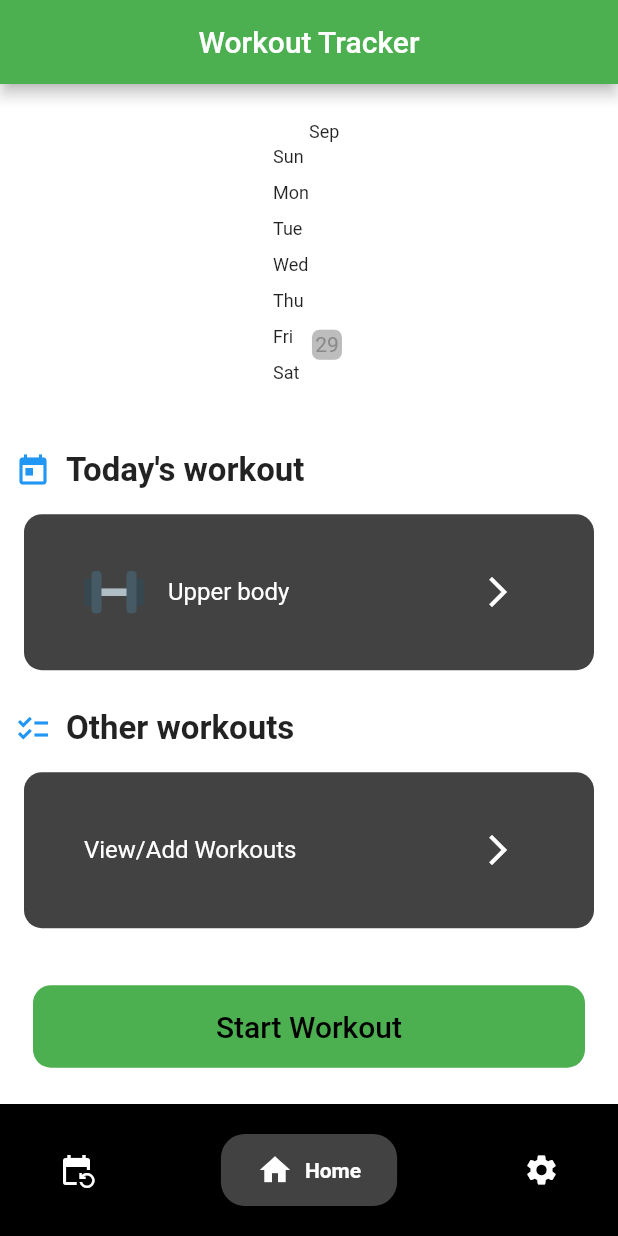
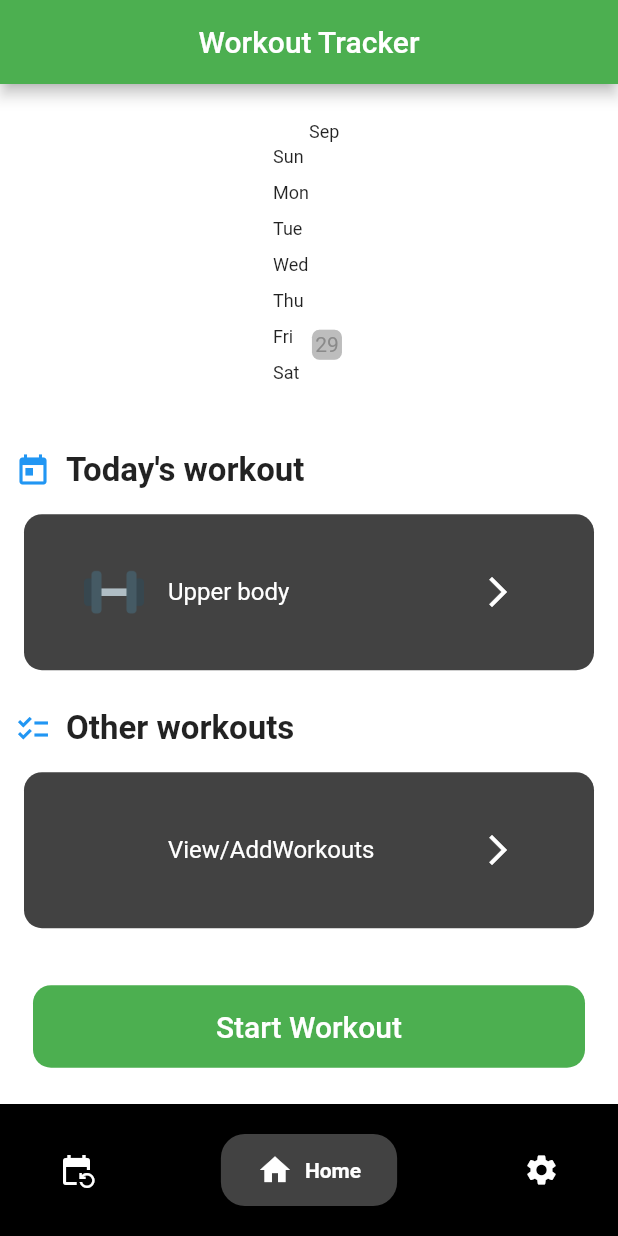
Before and after one commit to WillHAdair/WorkoutApplication, a Flutter app: the screen it shows after launch, item 2 of the bottom bar chosen, after a tap on "Start Workout", on a phone screen of 412 x 824 dp. Run offline on Flutter 3.47's test engine with Material 2 defaults, Android fonts, the phone set to English and light mode, and no system bars; drawn by our look-alikes of flutter_heatmap_calendar, flutter_slidable, google_nav_bar; our stand-ins replace flutter_colorpicker, hive, hive_flutter, table_calendar; accounts and stored records are empty.

Commit message:
Implemented UI for the Workout Tracking page

```diff
--- /dev/null
+++ b/lib/components/custom_tile.dart
@@ -0,0 +1,45 @@
+import 'package:flutter/material.dart';
+
+class CustomTile extends StatelessWidget {
+  final String text;
+  final VoidCallback onForwardPress;
+  final String? imageLocation;
+  final IconData? optionalIcon;
+
+  const CustomTile({
+    Key? key,
+    required this.text,
+    required this.onForwardPress,
+    this.imageLocation,
+    this.optionalIcon,
+  }) : super(key: key);
+
+  @override
+  Widget build(BuildContext context) {
+    return Padding(
+      padding: const EdgeInsets.all(16),
+      child: Container(
+          padding: const EdgeInsets.all(24),
+          decoration: BoxDecoration(
+            color: Colors.grey[800],
+            borderRadius: BorderRadius.circular(12),
+          ),
+          child: ListTile(
+            leading: imageLocation != null ? SizedBox(
+              height: 40,
+              child: Image.asset(imageLocation!),
+            ) : const SizedBox.shrink(),
+            title: Text(
+              text,
+              style: const TextStyle(color: Colors.white),
+            ),
+            trailing: IconButton(
+              icon: Icon(optionalIcon ?? Icons.arrow_forward_ios),
+              onPressed: onForwardPress,
+              color: Colors.white,
+            ),
+          ),
+        ),
+    );
+  }
+}
--- a/lib/components/workout_tile.dart
+++ b/lib/components/sliding_tile.dart
@@ -1,18 +1,20 @@
 import 'package:flutter/material.dart';
 import 'package:flutter_slidable/flutter_slidable.dart';
 
-class WorkoutTile extends StatelessWidget {
-  final String workoutName;
+class SlidingTile extends StatelessWidget {
+  final String text;
   final VoidCallback onForwardPress;
   final VoidCallback onSettingsPress;
   final VoidCallback onDeletePress;
+  final String? imageLocation;
 
-  const WorkoutTile({
+  const SlidingTile({
     Key? key,
-    required this.workoutName,
+    required this.text,
     required this.onForwardPress,
     required this.onSettingsPress,
     required this.onDeletePress,
+    this.imageLocation,
   }) : super(key: key);
 
   @override
@@ -44,12 +46,12 @@ class WorkoutTile extends StatelessWidget {
             borderRadius: BorderRadius.circular(12),
           ),
           child: ListTile(
-            leading: SizedBox(
+            leading: imageLocation != null ? SizedBox(
               height: 40,
-              child: Image.asset('lib/images/dumbell.png'),
-            ),
+              child: Image.asset(imageLocation!),
+            ) : const SizedBox.shrink(),
             title: Text(
-              workoutName,
+              text,
               style: const TextStyle(color: Colors.white),
             ),
             trailing: IconButton(
--- a/lib/data/workout_data.dart
+++ b/lib/data/workout_data.dart
@@ -3,6 +3,7 @@ import 'package:workout_app/data/hive_database.dart';
 import 'package:workout_app/datetime/date_timedata.dart';
 import 'package:workout_app/models/exercise.dart';
 
+import '../models/tracker.dart';
 import '../models/workout.dart';
 
 class WorkoutData extends ChangeNotifier {
@@ -27,6 +28,29 @@ class WorkoutData extends ChangeNotifier {
     ]),
   ];
 
+  List<Tracker> trackerList = [
+    Tracker(name: 'Push Pull Legs', workouts: [
+      Workout(name: "Push", exercises: [
+        Exercise(
+          name: 'Incline Press',
+          weight: '135',
+          reps: '10',
+          sets: '3',
+          isCompleted: false,
+        )
+      ]),
+      Workout(name: "Pull", exercises: [
+        Exercise(
+          name: 'Barbell row',
+          weight: '225',
+          reps: '10',
+          sets: '3',
+          isCompleted: false,
+        )
+      ])
+    ])
+  ];
+
   void initializeWorkoutList() {
     if (db.selectedKeyFound("WORKOUTS") & db.selectedKeyFound("EXERCISES")) {
       workoutList = db.readWorkouts();
@@ -39,6 +63,10 @@ class WorkoutData extends ChangeNotifier {
 
   List<Workout> getWorkoutList() {
     return workoutList;
+  }
+
+  List<Tracker> getTrackerList() {
+    return trackerList;
   }
 
   int numberOfExercisesInWorkout(String workoutName) {
--- a/lib/models/constants.dart
+++ b/lib/models/constants.dart
@@ -42,3 +42,5 @@ MaterialColor getMaterialColor(Color color) {
   };
   return MaterialColor(color.value, shades);
 }
+
+String dumbellImg = 'lib/images/dumbell.png';
--- /dev/null
+++ b/lib/models/tracker.dart
@@ -0,0 +1,11 @@
+import 'package:workout_app/models/workout.dart';
+
+class Tracker {
+  String name;
+  List<Workout> workouts;
+
+  Tracker({
+    required this.name,
+    required this.workouts,
+  });
+}
--- a/lib/pages/home_page.dart
+++ b/lib/pages/home_page.dart
@@ -1,12 +1,13 @@
 import 'package:flutter/material.dart';
-import 'package:flutter/rendering.dart';
 import 'package:provider/provider.dart';
 import 'package:workout_app/components/custom_textfield.dart';
-import 'package:workout_app/components/workout_tile.dart';
+import 'package:workout_app/components/sliding_tile.dart';
 import 'package:workout_app/data/workout_data.dart';
+import 'package:workout_app/models/constants.dart';
 import 'package:workout_app/pages/workout_page.dart';
 import 'package:workout_app/pages/workouts_page.dart';
 
+import '../components/custom_tile.dart';
 import '../components/heat_map.dart';
 import '../components/customizable_dialog.dart';
 import '../data/settings_data.dart';
@@ -191,14 +192,15 @@ class _HomePageState extends State<HomePage> {
                       style: TextStyle(fontSize: 22, fontWeight: FontWeight.bold))
                 ],
               ),
-            WorkoutTile(
-              workoutName: value.getWorkoutList()[0].name,
+            SlidingTile(
+              text: value.getWorkoutList()[0].name,
               onForwardPress: () =>
                 goToWorkoutPage(value.getWorkoutList()[0].name),
               onSettingsPress: () =>
                 onSettingsPress(value.getWorkoutList()[0].name),
               onDeletePress: () =>
                 onDeletePress(value.getWorkoutList()[0].name),
+              imageLocation: dumbellImg,
               ),
             const SizedBox(height: 10),
             const Row(
@@ -213,28 +215,10 @@ class _HomePageState extends State<HomePage> {
                     style: TextStyle(fontSize: 22, fontWeight: FontWeight.bold))
               ],
             ),
-            Padding(
-              padding: const EdgeInsets.all(16),
-              child:
-              Container(
-                padding: const EdgeInsets.all(24),
-                decoration: BoxDecoration(
-                  color: Colors.grey[800],
-                  borderRadius: BorderRadius.circular(12),
-                ),
-                child: ListTile(
-                  title: const Text(
-                    "View/Add Workouts",
-                    style: TextStyle(color: Colors.white),
-                  ),
-                  trailing: IconButton(
-                    icon: const Icon(Icons.arrow_forward_ios),
-                    onPressed: () => goToWorkoutsPage(),
-                    color: Colors.white,
-                  ),
-                ),
+            CustomTile(
+              text: 'View/AddWorkouts',
+              onForwardPress: () => goToWorkoutsPage(),
               ),
-            ),
             Padding(
               padding:const EdgeInsets.all(22),
               child: TextButton(
@@ -251,7 +235,7 @@ class _HomePageState extends State<HomePage> {
                 'Start Workout',
                 style: TextStyle(
                   fontSize: 20,
-                  color: Colors.black,
+                  color: Colors.white,
                 ),
               ),
             ),
--- a/lib/pages/nav_bar.dart
+++ b/lib/pages/nav_bar.dart
@@ -2,6 +2,7 @@ import 'package:flutter/material.dart';
 import 'package:google_nav_bar/google_nav_bar.dart';
 import 'package:workout_app/pages/home_page.dart';
 import 'package:workout_app/pages/settings_page.dart';
+import 'package:workout_app/pages/tracker_page.dart';
 
 class BottomNavigation extends StatefulWidget {
   const BottomNavigation({Key? key}) : super(key: key);
@@ -37,7 +38,7 @@ class _BottomNavigationState extends State<BottomNavigation> {
           });
         },
         children: const [
-          Scaffold(),
+          TrackerPage(),
           HomePage(),
           SettingsPage(),
         ],
--- /dev/null
+++ b/lib/pages/tracker_page.dart
@@ -0,0 +1,107 @@
+import 'package:flutter/material.dart';
+import 'package:provider/provider.dart';
+import 'package:table_calendar/table_calendar.dart';
+import 'package:workout_app/data/workout_data.dart';
+import 'package:workout_app/datetime/date_timedata.dart';
+import 'package:workout_app/models/constants.dart';
+
+import '../components/custom_tile.dart';
+import '../components/sliding_tile.dart';
+
+class TrackerPage extends StatefulWidget {
+  const TrackerPage({Key? key}) : super(key: key);
+
+  @override
+  TrackerPageState createState() => TrackerPageState();
+}
+
+class TrackerPageState extends State<TrackerPage> {
+  DateTime today = DateTime.now();
+
+  void daySelected(DateTime day, DateTime focusedDay) {
+    //TODO: make this bring up page
+  }
+
+  void goToSchedulePage() {
+
+  }
+
+  void editSchedule(String name) {
+
+  }
+
+  void deleteSchedule(String name) {
+
+  }
+
+  void addSchedule() {
+
+  }
+
+  @override
+  Widget build (BuildContext context) {
+    return Consumer<WorkoutData>(
+      builder: (context, value, child) => Scaffold(
+        backgroundColor: Theme.of(context).colorScheme.background,
+        appBar: AppBar(
+          title: const Text('Tracker'),
+          centerTitle: true,
+        ),
+      body: ListView(
+        children: [
+          TableCalendar(
+            locale: "en_US",
+            rowHeight: 43,
+            headerStyle: const HeaderStyle(formatButtonVisible: false, titleCentered: true),
+            availableGestures: AvailableGestures.all,
+            selectedDayPredicate: (day) => isSameDay(day, today),
+            focusedDay: today,
+            firstDay: createDateTimeObject(Provider.of<WorkoutData>(context).getStartDate()),
+            lastDay: today,
+            onDaySelected: daySelected,
+          ),
+          const SizedBox(height: 10),
+          const Row(
+            crossAxisAlignment: CrossAxisAlignment.center,
+            children: [
+              SizedBox(width: 10),
+              Icon(
+                Icons.schedule,
+                color: Colors.blue,
+              ),
+              SizedBox(width: 10),
+              Text('Current schedule',
+                style: TextStyle(fontSize: 22, fontWeight: FontWeight.bold))
+            ],
+          ),
+          SlidingTile(
+            text: value.getTrackerList()[0].name,
+            onForwardPress: () => goToSchedulePage(),
+            onSettingsPress: () => editSchedule(value.getTrackerList()[0].name),
+            onDeletePress: () => deleteSchedule(value.getTrackerList()[0].name),
+            imageLocation: dumbellImg,
+          ),
+          const SizedBox(height: 10),
+          const Row(
+            crossAxisAlignment: CrossAxisAlignment.center,
+            children: [
+              SizedBox(width: 10),
+              Icon(
+                Icons.update,
+                color: Colors.blue,
+              ),
+              SizedBox(width: 10),
+              Text('Other schedules',
+                style: TextStyle(fontSize: 22, fontWeight: FontWeight.bold))
+            ],
+          ),
+          CustomTile(
+            text: 'View Schedules',
+            onForwardPress: () => goToSchedulePage(),
+          ),
+        ],
+      ),
+      ),
+    );
+  }
+}
--- a/lib/pages/workouts_page.dart
+++ b/lib/pages/workouts_page.dart
@@ -1,10 +1,11 @@
 import 'package:flutter/material.dart';
 import 'package:provider/provider.dart';
+import 'package:workout_app/models/constants.dart';
 import 'package:workout_app/pages/workout_page.dart';
 
 import '../components/custom_textfield.dart';
 import '../components/customizable_dialog.dart';
-import '../components/workout_tile.dart';
+import '../components/sliding_tile.dart';
 import '../data/workout_data.dart';
 
 class WorkoutsPage extends StatefulWidget {
@@ -143,14 +144,15 @@ class WorkoutsPageState extends State<WorkoutsPage> {
                 shrinkWrap: true,
                 physics: const NeverScrollableScrollPhysics(),
                 itemCount: value.getWorkoutList().length,
-                itemBuilder: (context, index) => WorkoutTile(
-                      workoutName: value.getWorkoutList()[index].name,
+                itemBuilder: (context, index) => SlidingTile(
+                      text: value.getWorkoutList()[index].name,
                       onForwardPress: () =>
                           goToWorkoutPage(value.getWorkoutList()[index].name),
                       onSettingsPress: () =>
                           onSettingsPress(value.getWorkoutList()[index].name),
                       onDeletePress: () =>
                           onDeletePress(value.getWorkoutList()[index].name),
+                      imageLocation: dumbellImg,
                     )),
           ],
         ),
--- a/pubspec.yaml
+++ b/pubspec.yaml
@@ -40,6 +40,7 @@ dependencies:
   google_nav_bar: ^5.0.6
   ionicons: ^0.1.2
   flutter_colorpicker: ^1.0.3
+  table_calendar: ^3.0.9
 
 dev_dependencies:
   flutter_test:
```
Also changed, not shown: pubspec.lock.
